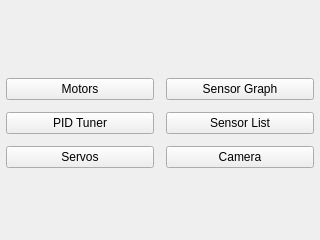
Qt form ui/MotorsSensorsWidget.ui (kipr/botui) before a commit.
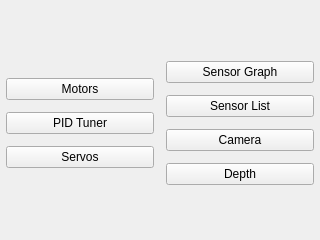
The same form after that commit. Icons and pictures are not drawn.

What changed in the file:
```diff
--- a/ui/MotorsSensorsWidget.ui
+++ b/ui/MotorsSensorsWidget.ui
@@ -148,6 +148,17 @@
          </property>
         </widget>
        </item>
+       <item>
+        <widget class="QPushButton" name="depth">
+         <property name="text">
+          <string>Depth</string>
+         </property>
+         <property name="icon">
+          <iconset resource="../rc/icons.qrc">
+           <normaloff>:/icons/coins.png</normaloff>:/icons/coins.png</iconset>
+         </property>
+        </widget>
+       </item>
        <item>
         <spacer name="verticalSpacer_3">
          <property name="orientation">
```
